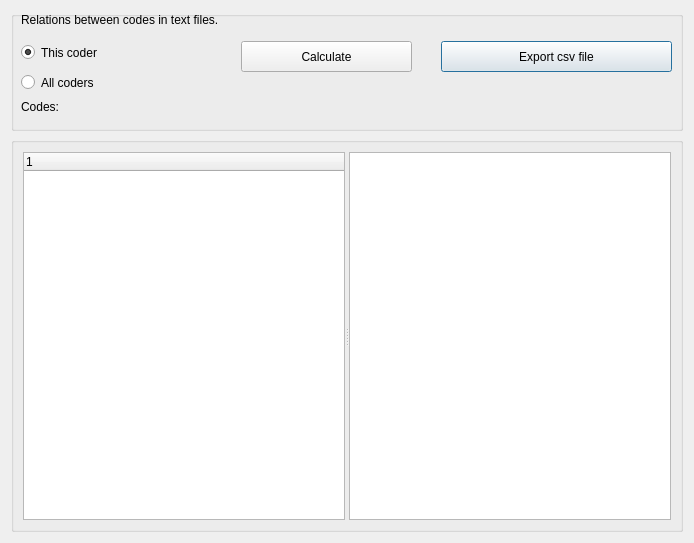
ccbogel/QualCoder, file GUI_UIs/ui_dialog_code_crossovers.ui: the form before one commit.
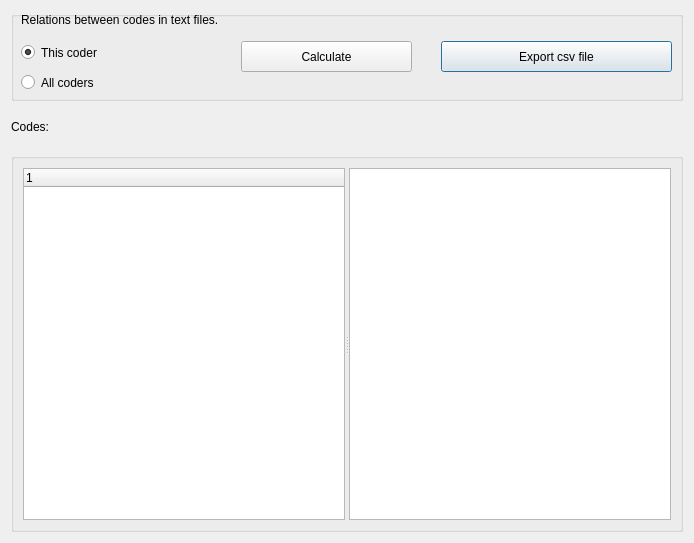
The form after the commit.

Diff of the .ui file:
```diff
--- a/GUI_UIs/ui_dialog_code_crossovers.ui
+++ b/GUI_UIs/ui_dialog_code_crossovers.ui
@@ -22,13 +22,13 @@
      <property name="minimumSize">
       <size>
        <width>0</width>
-       <height>120</height>
+       <height>90</height>
       </size>
      </property>
      <property name="maximumSize">
       <size>
        <width>16777215</width>
-       <height>120</height>
+       <height>90</height>
       </size>
      </property>
      <property name="title">
@@ -88,19 +88,6 @@
        <string>Calculate</string>
       </property>
      </widget>
-     <widget class="QLabel" name="label_codes">
-      <property name="geometry">
-       <rect>
-        <x>10</x>
-        <y>80</y>
-        <width>661</width>
-        <height>31</height>
-       </rect>
-      </property>
-      <property name="text">
-       <string>Codes:</string>
-      </property>
-     </widget>
      <widget class="QRadioButton" name="radioButton_this">
       <property name="geometry">
        <rect>
@@ -132,6 +119,25 @@
      </widget>
     </widget>
    </item>
+   <item>
+    <widget class="QLabel" name="label_codes">
+     <property name="minimumSize">
+      <size>
+       <width>0</width>
+       <height>30</height>
+      </size>
+     </property>
+     <property name="maximumSize">
+      <size>
+       <width>16777215</width>
+       <height>40</height>
+      </size>
+     </property>
+     <property name="text">
+      <string>Codes:</string>
+     </property>
+    </widget>
+   </item>
    <item>
     <widget class="QGroupBox" name="groupBox_2">
      <property name="title">
```
